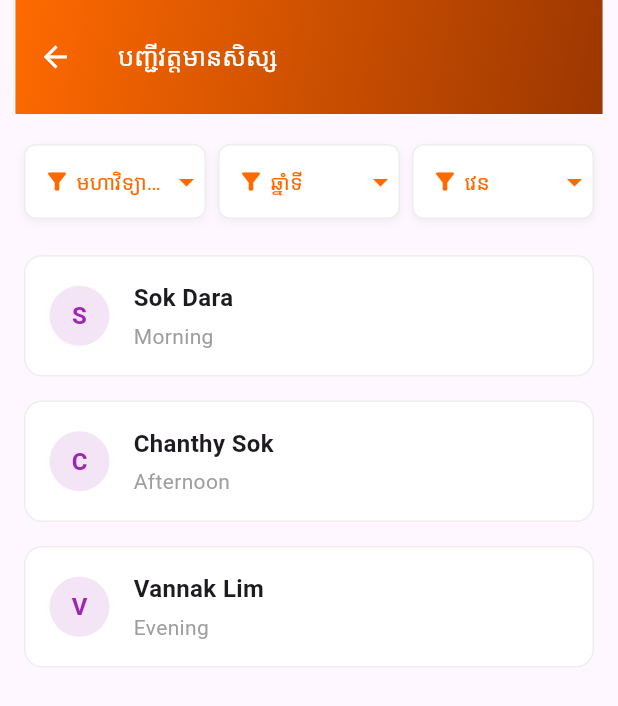
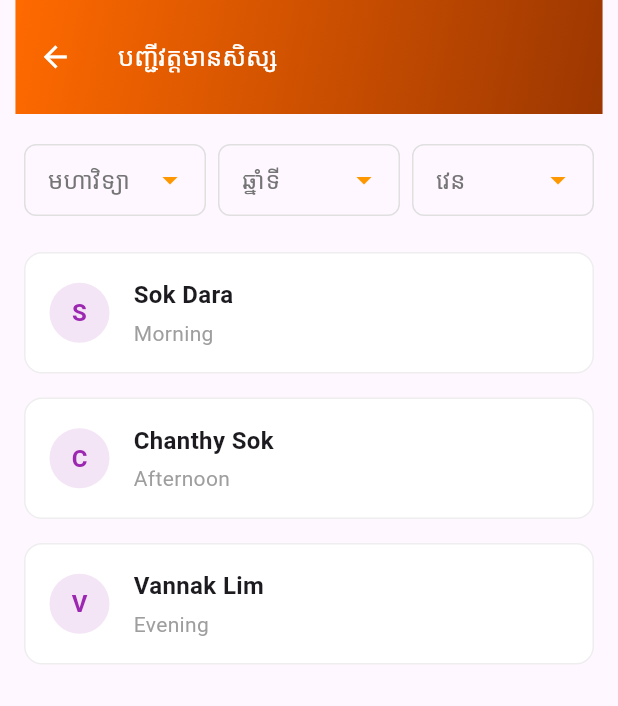
Before and after one commit to vertsan/sbku_app, a Flutter app: the AttendanceListViewScreen screen opened directly, on a phone screen of 412 x 824 dp. Shown: the top 706 px of the screen. Run offline on Flutter 3.47's test engine with Material 3 defaults, Android fonts, the phone set to English and light mode, and no system bars; our stand-ins replace flutter_svg.

Commit message:
fix: filter label builder

```diff
--- a/lib/presentation/screens/attendance/attendance_list_view_screen.dart
+++ b/lib/presentation/screens/attendance/attendance_list_view_screen.dart
@@ -74,23 +74,35 @@ class _AttendanceListViewScreenState extends State<AttendanceListViewScreen> {
           // 🔹 Filters
           FilterRowWidget(
             filters: [
+              // FACULTY
               FilterConfig(
                 value: _selectedFacultyId,
                 hint: 'មហាវិទ្យាល័យ',
-                items: dummyFaculties.map((f) => f.facultyName).toList(),
+                items: dummyFaculties.map((f) => f.facultyId).toList(),
+                labelBuilder: (id) => dummyFaculties
+                    .firstWhere((f) => f.facultyId == id)
+                    .facultyName,
                 onChanged: (value) =>
                     setState(() => _selectedFacultyId = value),
               ),
+
+              // YEAR
               FilterConfig(
                 value: _selectedYearId,
                 hint: 'ឆ្នាំទី',
-                items: dummyYears.map((y) => y.yearName).toList(),
+                items: dummyYears.map((y) => y.yearId).toList(),
+                labelBuilder: (id) =>
+                    dummyYears.firstWhere((y) => y.yearId == id).yearName,
                 onChanged: (value) => setState(() => _selectedYearId = value),
               ),
+
+              // SHIFT
               FilterConfig(
                 value: _selectedShiftId,
                 hint: 'វេន',
-                items: dummyShifts.map((s) => s.shiftName).toList(),
+                items: dummyShifts.map((s) => s.shiftId).toList(),
+                labelBuilder: (id) =>
+                    dummyShifts.firstWhere((s) => s.shiftId == id).shiftName,
                 onChanged: (value) => setState(() => _selectedShiftId = value),
               ),
             ],
--- a/lib/presentation/widget/filter_dropdown_widget.dart
+++ b/lib/presentation/widget/filter_dropdown_widget.dart
@@ -1,4 +1,3 @@
-// widget/filter_dropdown_widget.dart
 import 'package:flutter/material.dart';
 
 class FilterDropdownWidget extends StatelessWidget {
@@ -6,12 +5,7 @@ class FilterDropdownWidget extends StatelessWidget {
   final String hint;
   final List<String> items;
   final ValueChanged<String?> onChanged;
-  final Color? iconColor;
-  final Color? hintColor;
-  final Color? backgroundColor;
-  final Color? borderColor;
-  final IconData? icon;
-  final bool showAllOption;
+  final String Function(String)? labelBuilder;
 
   const FilterDropdownWidget({
     super.key,
@@ -19,68 +13,97 @@ class FilterDropdownWidget extends StatelessWidget {
     required this.hint,
     required this.items,
     required this.onChanged,
-    this.iconColor,
-    this.hintColor,
-    this.backgroundColor,
-    this.borderColor,
-    this.icon,
-    this.showAllOption = true,
+    this.labelBuilder,
   });
 
   @override
   Widget build(BuildContext context) {
-    final effectiveIconColor = iconColor ?? const Color(0xFFFF6A00);
-    final effectiveHintColor = hintColor ?? const Color(0xFFFF6A00);
-    final effectiveBackgroundColor = backgroundColor ?? Colors.white;
-    final effectiveBorderColor = borderColor ?? Colors.grey[200]!;
-    final effectiveIcon = icon ?? Icons.filter_alt;
+    return DropdownButtonFormField<String>(
+      value: value,
+      isExpanded: true,
 
-    return Container(
-      decoration: BoxDecoration(
-        color: effectiveBackgroundColor,
-        borderRadius: BorderRadius.circular(8),
-        border: Border.all(color: effectiveBorderColor),
-        boxShadow: [
-          BoxShadow(
-            color: Colors.black.withOpacity(0.05),
-            blurRadius: 4,
-            offset: const Offset(0, 2),
+      // ✅ SHOW HINT WHEN value == null
+      hint: Text(
+        hint,
+        style: const TextStyle(
+          color: Color(0xFFFF6A00),
+          fontWeight: FontWeight.w500,
+        ),
+        overflow: TextOverflow.ellipsis,
+      ),
+
+      // ✅ ITEMS (WITH "ALL" OPTION)
+      items: [
+        // 🔹 ALL OPTION
+        DropdownMenuItem<String>(
+          value: null,
+          child: Text(
+            hint,
+            style: TextStyle(color: Colors.grey[600]),
           ),
-        ],
-      ),
-      child: DropdownButtonFormField<String>(
-        value: value,
-        isExpanded: true,
-        hint: Row(
-          mainAxisSize: MainAxisSize.min,
-          children: [
-            Icon(effectiveIcon, color: effectiveIconColor, size: 18),
-            const SizedBox(width: 4),
-            Flexible(
+        ),
+
+        // 🔹 REAL ITEMS
+        ...items.map((id) {
+          final label = labelBuilder?.call(id) ?? id;
+          return DropdownMenuItem<String>(
+            value: id,
+            child: Text(label, overflow: TextOverflow.ellipsis),
+          );
+        }).toList(),
+      ],
+
+      // ✅ SELECTED TEXT BUILDER
+      selectedItemBuilder: (context) {
+        return [
+          // For "All"
+          Align(
+            alignment: Alignment.centerLeft,
+            child: Text(
+              hint,
+              style: TextStyle(color: Colors.grey[600]),
+            ),
+          ),
+
+          // For real items
+          ...items.map((id) {
+            final label = labelBuilder?.call(id) ?? id;
+            return Align(
+              alignment: Alignment.centerLeft,
               child: Text(
-                hint,
-                style: TextStyle(color: effectiveHintColor),
+                label,
                 overflow: TextOverflow.ellipsis,
+                style: const TextStyle(
+                  color: Colors.black,
+                  fontWeight: FontWeight.w500,
+                ),
               ),
-            ),
-          ],
-        ),
-        items: [
-          ...items.map((item) {
-            return DropdownMenuItem<String>(
-              value: item,
-              child: Text(item, overflow: TextOverflow.ellipsis),
             );
           }).toList(),
-        ],
-        onChanged: onChanged,
-        decoration: const InputDecoration(
-          border: InputBorder.none,
-          contentPadding: EdgeInsets.symmetric(horizontal: 12, vertical: 8),
+        ];
+      },
+
+      onChanged: onChanged,
+
+      decoration: InputDecoration(
+        contentPadding:
+            const EdgeInsets.symmetric(horizontal: 12, vertical: 10),
+        border: OutlineInputBorder(
+          borderRadius: BorderRadius.circular(8),
         ),
-        style: const TextStyle(color: Colors.black, fontSize: 14),
-        icon: Icon(Icons.arrow_drop_down, color: effectiveIconColor),
+        enabledBorder: OutlineInputBorder(
+          borderRadius: BorderRadius.circular(8),
+          borderSide: BorderSide(
+            color: value == null ? Colors.grey.shade300 : Colors.orange,
+          ),
+        ),
+        focusedBorder: OutlineInputBorder(
+          borderRadius: BorderRadius.circular(8),
+          borderSide: const BorderSide(color: Colors.orange, width: 1.5),
+        ),
       ),
+
+      icon: const Icon(Icons.arrow_drop_down, color: Colors.orange),
     );
   }
 }
--- a/lib/presentation/widget/filter_row_widget.dart
+++ b/lib/presentation/widget/filter_row_widget.dart
@@ -6,19 +6,15 @@ class FilterConfig {
   final String? value;
   final String hint;
   final List<String> items;
+  final String Function(String)? labelBuilder;
   final ValueChanged<String?> onChanged;
-  final IconData? icon;
-  final Color? iconColor;
-  final Color? hintColor;
 
-  const FilterConfig({
+  FilterConfig({
     required this.value,
     required this.hint,
     required this.items,
+    this.labelBuilder,
     required this.onChanged,
-    this.icon,
-    this.iconColor,
-    this.hintColor,
   });
 }
 
@@ -62,15 +58,10 @@ class FilterRowWidget extends StatelessWidget {
             return Expanded(
               child: FilterDropdownWidget(
                 value: filter.value,
+                labelBuilder: filter.labelBuilder,
                 hint: filter.hint,
                 items: filter.items,
                 onChanged: filter.onChanged,
-                icon: filter.icon,
-                iconColor: filter.iconColor ?? defaultIconColor,
-                hintColor: filter.hintColor ?? defaultHintColor,
-                backgroundColor: backgroundColor,
-                borderColor: borderColor,
-                showAllOption: showAllOption,
               ),
             );
           },
```
Also changed, not shown: lib/presentation/screens/attendance/action/add_edit_attendance_screen.dart (+10 -20 lines).
